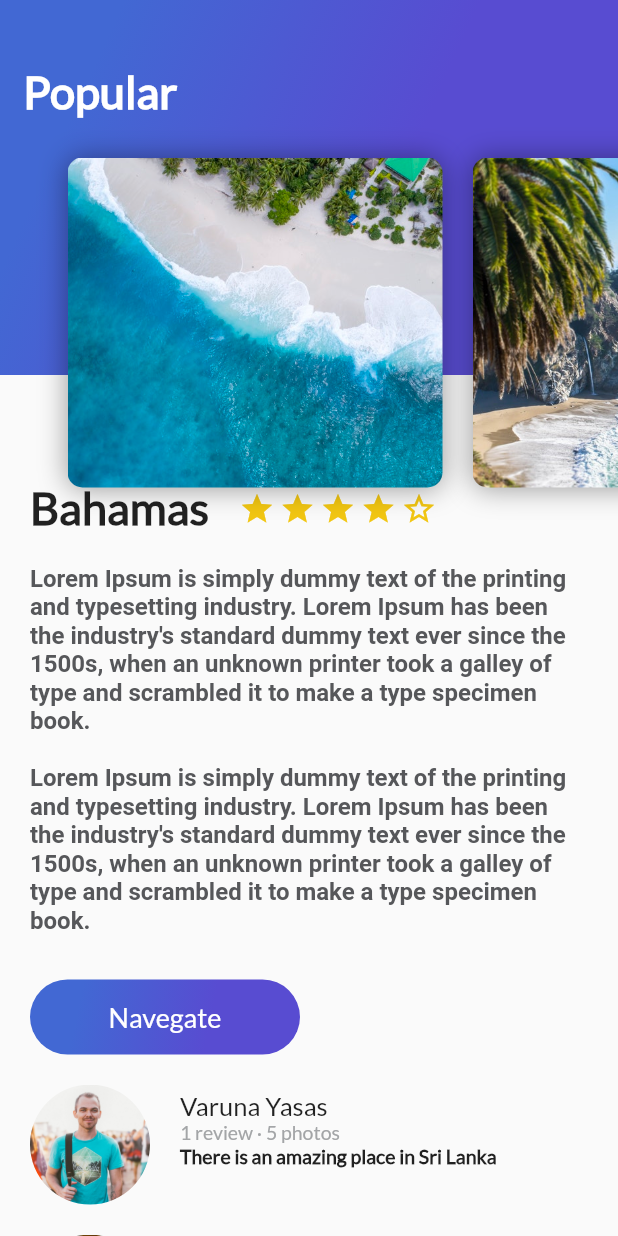
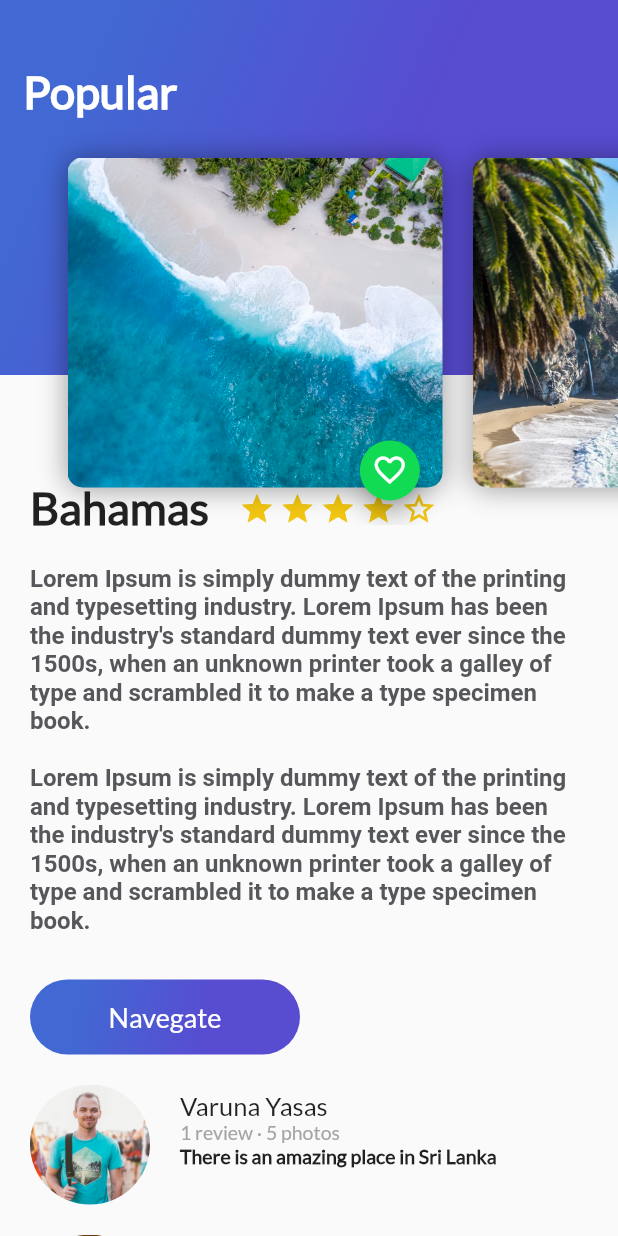
Before and after one commit to mpita/trips_app, a Flutter app: the screen it shows after launch, on a phone screen of 412 x 824 dp. Run offline on Flutter 3.47's test engine with Material 2 defaults, Android fonts, the phone set to English and light mode, and no system bars.

Commit message:
Widget Floating Action Button

```diff
--- a/lib/card_image.dart
+++ b/lib/card_image.dart
@@ -1,4 +1,5 @@
 import 'package:flutter/material.dart';
+import 'floating_action_button_green.dart';
 
 
 class CardImage extends StatelessWidget {
@@ -37,7 +38,13 @@ class CardImage extends StatelessWidget {
       ),
     );
 
-    return card;
+    return Stack(
+      alignment: Alignment(0.9, 1.1),
+      children: <Widget>[
+        card,
+        FloatingActionButtonGreen()
+      ],
+    );
   }
 
 }
--- /dev/null
+++ b/lib/floating_action_button_green.dart
@@ -0,0 +1,38 @@
+import 'package:flutter/material.dart';
+
+
+class FloatingActionButtonGreen extends StatefulWidget {
+  @override
+  State<StatefulWidget> createState() {
+    // TODO: implement createState
+    return _FloatingActionButtonGreen();
+  }
+
+}
+
+
+class _FloatingActionButtonGreen extends State<FloatingActionButtonGreen> {
+
+  void onPressedFav(){
+    Scaffold.of(context).showSnackBar(
+      SnackBar(
+        content: Text("Agregaste a Favorito."),
+      )
+    );
+  }
+
+  @override
+  Widget build(BuildContext context) {
+    // TODO: implement build
+    return FloatingActionButton(
+      backgroundColor: Color(0xFF11DA53),
+      mini: true,
+      tooltip: "Fav",
+      onPressed: onPressedFav,
+      child: Icon(
+        Icons.favorite_border
+      ),
+    );
+  }
+
+}
```
